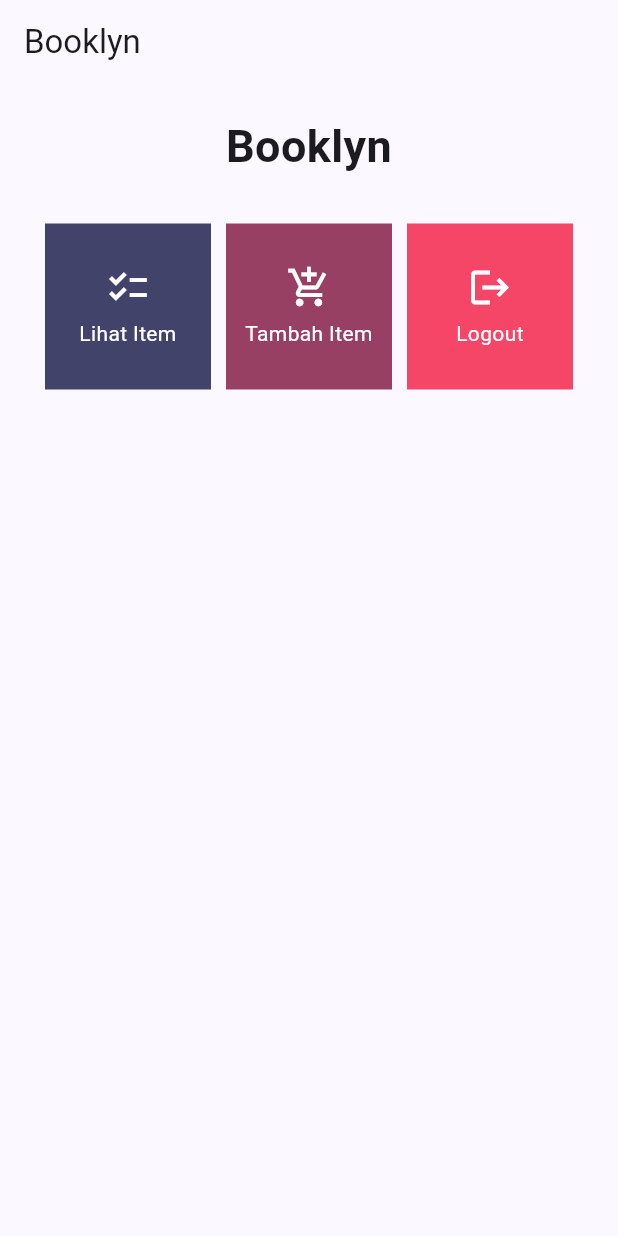
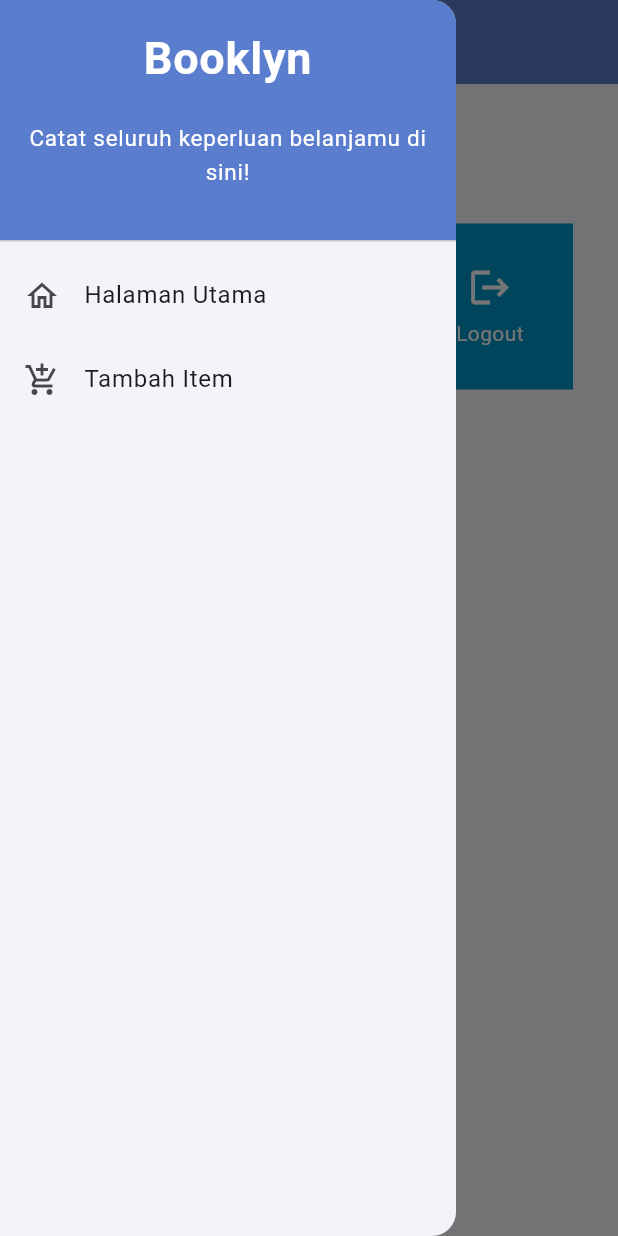
Before and after one commit to mahirairgn/booklyn-mobile, a Flutter app: the screen it shows after launch, with the side drawer open (before the commit the screen has no drawer), on a phone screen of 412 x 824 dp. Run offline on Flutter 3.47's test engine with Material 2 defaults, Android fonts, the phone set to English and light mode, and no system bars.

Commit message:
menyelesaikan tugas 8

```diff
--- a/lib/main.dart
+++ b/lib/main.dart
@@ -1,5 +1,5 @@
 import 'package:flutter/material.dart';
-import 'package:booklyn/menu.dart';
+import 'package:booklyn/screens/menu.dart';
 
 void main() {
   runApp(const MyApp());
@@ -12,7 +12,7 @@
   @override
   Widget build(BuildContext context) {
     return MaterialApp(
-      title: 'Flutter Demo',
+      title: 'Booklyn',
       theme: ThemeData(
         // This is the theme of your application.
         //
--- a/lib/menu.dart
+++ /dev/null
@@ -1,120 +0,0 @@
-import 'package:flutter/material.dart';
-
-class MyHomePage extends StatelessWidget {
-    MyHomePage({Key? key}) : super(key: key);
-
-  // This widget is the home page of your application. It is stateful, meaning
-  // that it has a State object (defined below) that contains fields that affect
-  // how it looks.
-
-    final List<ShopItem> items = [
-        ShopItem("Lihat Item", Icons.checklist,const Color(0xFF41436A)),
-        ShopItem("Tambah Item", Icons.add_shopping_cart, const Color(0xFF984063)),
-        ShopItem("Logout", Icons.logout, const Color(0xFFF64668)),
-    ];
-
-
-  @override
-  Widget build(BuildContext context) {
-    // This method is rerun every time setState is called, for instance as done
-    // by the _incrementCounter method above.
-    //
-    // The Flutter framework has been optimized to make rerunning build methods
-    // fast, so that you can just rebuild anything that needs updating rather
-    // than having to individually change instances of widgets.
-    return Scaffold(
-      appBar: AppBar(
-        title: const Text(
-          'Booklyn',
-        ),
-      ),
-      body: SingleChildScrollView(
-        // Widget wrapper yang dapat discroll
-        child: Padding(
-          padding: const EdgeInsets.all(10.0), // Set padding dari halaman
-          child: Column(
-            // Widget untuk menampilkan children secara vertikal
-            children: <Widget>[
-              const Padding(
-                padding: EdgeInsets.only(top: 10.0, bottom: 10.0),
-                // Widget Text untuk menampilkan tulisan dengan alignment center dan style yang sesuai
-                child: Text(
-                  'Booklyn', // Text yang menandakan toko
-                  textAlign: TextAlign.center,
-                  style: TextStyle(
-                    fontSize: 30,
-                    fontWeight: FontWeight.bold,
-                  ),
-                ),
-              ),
-              // Grid layout
-              GridView.count(
-                // Container pada card kita.
-                primary: true,
-                padding: const EdgeInsets.all(20),
-                crossAxisSpacing: 10,
-                mainAxisSpacing: 10,
-                crossAxisCount: 3,
-                shrinkWrap: true,
-                children: items.map((ShopItem item) {
-                  // Iterasi untuk setiap item
-                  return ShopCard(item);
-                }).toList(),
-              ),
-            ],
-          ),
-        ),
-      ),
-    );
-  }
-}
-
-class ShopItem {
-  final String name;
-  final IconData icon;
-  final Color color; // Add a color field
-
-  ShopItem(this.name, this.icon, this.color); // Modify the constructor
-}
-
-class ShopCard extends StatelessWidget {
-  final ShopItem item;
-
-  const ShopCard(this.item, {Key? key}) : super(key: key);
-
-  @override
-  Widget build(BuildContext context) {
-    return Material(
-      color: item.color, // Use the color parameter here
-      child: InkWell(
-        onTap: () {
-          ScaffoldMessenger.of(context)
-            ..hideCurrentSnackBar()
-            ..showSnackBar(SnackBar(
-                content: Text("Kamu telah menekan tombol ${item.name}!")));
-        },
-        child: Container(
-          padding: const EdgeInsets.all(8),
-          child: Center(
-            child: Column(
-              mainAxisAlignment: MainAxisAlignment.center,
-              children: [
-                Icon(
-                  item.icon,
-                  color: Colors.white,
-                  size: 30.0,
-                ),
-                const Padding(padding: EdgeInsets.all(3)),
-                Text(
-                  item.name,
-                  textAlign: TextAlign.center,
-                  style: const TextStyle(color: Colors.white),
-                ),
-              ],
-            ),
-          ),
-        ),
-      ),
-    );
-  }
-}
--- /dev/null
+++ b/lib/screens/menu.dart
@@ -0,0 +1,65 @@
+import 'package:flutter/material.dart';
+import 'package:booklyn/widgets/left_drawer.dart';
+import 'package:booklyn/widgets/shop_card.dart';
+
+class MyHomePage extends StatelessWidget {
+    MyHomePage({Key? key}) : super(key: key);
+    final List<ShopItem> items = [
+      ShopItem("Lihat Item", Icons.checklist,const Color(0xFF023E8A)),
+      ShopItem("Tambah Item", Icons.add_shopping_cart, const Color(0xFF0077B6)),
+      ShopItem("Logout", Icons.logout, const Color(0xFF0096C7)),
+    ];
+
+
+  @override
+  Widget build(BuildContext context) {
+    return Scaffold(
+      appBar: AppBar(
+        title: const Text(
+          'Booklyn',
+        ),
+        backgroundColor: const Color(0xFF5A7DCE),
+        foregroundColor: Colors.white,
+      ),
+      // Masukkan drawer sebagai parameter nilai drawer dari widget Scaffold
+      drawer: const LeftDrawer(),
+      body: SingleChildScrollView(
+        // Widget wrapper yang dapat discroll
+        child: Padding(
+          padding: const EdgeInsets.all(10.0), // Set padding dari halaman
+          child: Column(
+            // Widget untuk menampilkan children secara vertikal
+            children: <Widget>[
+              const Padding(
+                padding: EdgeInsets.only(top: 10.0, bottom: 10.0),
+                // Widget Text untuk menampilkan tulisan dengan alignment center dan style yang sesuai
+                child: Text(
+                  'Booklyn', // Text yang menandakan toko
+                  textAlign: TextAlign.center,
+                  style: TextStyle(
+                    fontSize: 30,
+                    fontWeight: FontWeight.bold,
+                  ),
+                ),
+              ),
+              // Grid layout
+              GridView.count(
+                // Container pada card kita.
+                primary: true,
+                padding: const EdgeInsets.all(20),
+                crossAxisSpacing: 10,
+                mainAxisSpacing: 10,
+                crossAxisCount: 3,
+                shrinkWrap: true,
+                children: items.map((ShopItem item) {
+                  // Iterasi untuk setiap item
+                  return ShopCard(item);
+                }).toList(),
+              ),
+            ],
+          ),
+        ),
+      ),
+    );
+  }
+}
--- /dev/null
+++ b/lib/widgets/left_drawer.dart
@@ -0,0 +1,66 @@
+import 'package:flutter/material.dart';
+import 'package:booklyn/screens/menu.dart';
+import 'package:booklyn/screens/shoplist_form.dart';
+
+class LeftDrawer extends StatelessWidget {
+  const LeftDrawer({super.key});
+
+  @override
+  Widget build(BuildContext context) {
+    return Drawer(
+      child: ListView(
+        children: [
+          const DrawerHeader(
+            decoration: BoxDecoration(
+              color: Color.fromARGB(255, 90, 125, 206),
+            ),
+            child: Column(
+              children: [
+                Text(
+                  'Booklyn',
+                  textAlign: TextAlign.center,
+                  style: TextStyle(
+                    fontSize: 30,
+                    fontWeight: FontWeight.bold,
+                    color: Colors.white,
+                  ),
+                ),
+                Padding(padding: EdgeInsets.all(10)),
+                Text("Catat seluruh keperluan belanjamu di sini!",
+                    textAlign: TextAlign.center,
+                    style: TextStyle(
+                      fontSize: 15,
+                      fontWeight: FontWeight.normal,
+                      color: Colors.white,
+                    ),
+                  ),
+              ],
+            ),
+          ),
+          ListTile(
+            leading: const Icon(Icons.home_outlined),
+            title: const Text('Halaman Utama'),
+            onTap: () {
+              Navigator.pushReplacement(
+                context,
+                MaterialPageRoute(
+                  builder: (context) => MyHomePage(),
+                ));
+            },
+          ),
+          ListTile(
+            leading: const Icon(Icons.add_shopping_cart),
+            title: const Text('Tambah Item'),
+            onTap: () {
+              Navigator.pushReplacement(
+                context,
+                MaterialPageRoute(
+                  builder: (context) => const ShopFormPage(),
+                ));
+            },
+          ),
+        ],
+      ),
+    );
+  }
+}
--- /dev/null
+++ b/lib/widgets/shop_card.dart
@@ -0,0 +1,64 @@
+import 'package:flutter/material.dart';
+import 'package:booklyn/screens/shoplist_form.dart';
+
+class ShopItem {
+  final String name;
+  final IconData icon;
+  final Color color;
+
+  ShopItem(this.name, this.icon, this.color);
+}
+
+class ShopCard extends StatelessWidget {
+  final ShopItem item;
+
+  const ShopCard(this.item, {super.key}); // Constructor
+
+  @override
+  Widget build(BuildContext context) {
+    return Material(
+      color: item.color,
+      child: InkWell(
+        // Area responsive terhadap sentuhan
+        onTap: () {
+          // Memunculkan SnackBar ketika diklik
+          ScaffoldMessenger.of(context)
+            ..hideCurrentSnackBar()
+            ..showSnackBar(SnackBar(
+                content: Text("Kamu telah menekan tombol ${item.name}!")));
+
+          // Navigate ke route yang sesuai (tergantung jenis tombol)
+          if (item.name == "Tambah Item") {
+            Navigator.push(
+                context,
+                MaterialPageRoute(
+                  builder: (context) => const ShopFormPage(),
+                ));
+          }
+        },
+        child: Container(
+          // Container untuk menyimpan Icon dan Text
+          padding: const EdgeInsets.all(8),
+          child: Center(
+            child: Column(
+              mainAxisAlignment: MainAxisAlignment.center,
+              children: [
+                Icon(
+                  item.icon,
+                  color: Colors.white,
+                  size: 30.0,
+                ),
+                const Padding(padding: EdgeInsets.all(3)),
+                Text(
+                  item.name,
+                  textAlign: TextAlign.center,
+                  style: const TextStyle(color: Colors.white),
+                ),
+              ],
+            ),
+          ),
+        ),
+      ),
+    );
+  }
+}
```
Also changed, not shown: lib/screens/shoplist_form.dart (added, +162 -0 lines), 1 other file.
